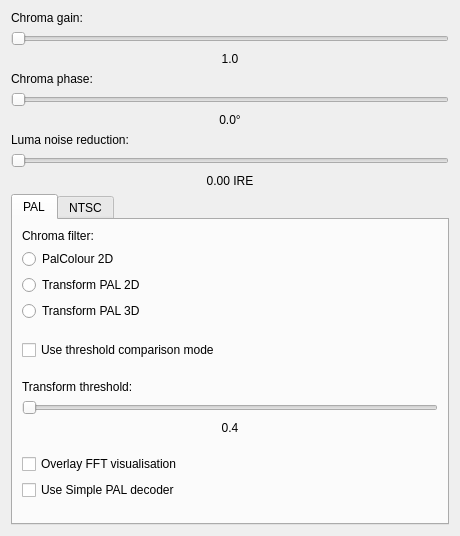
First picture: the form in tools/ld-analyse/chromadecoderconfigdialog.ui, repository happycube/ld-decode, before the edit.
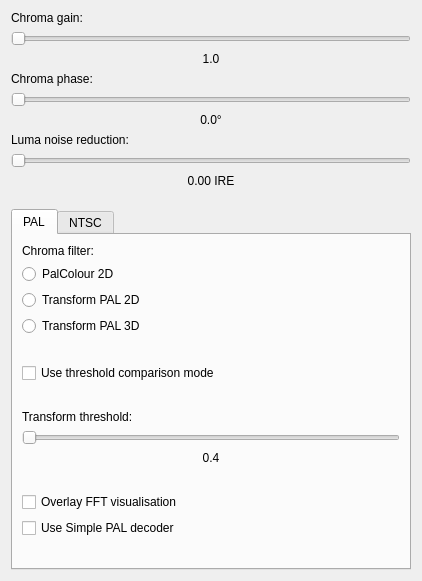
Second picture: the form after the edit. The open tabs and pages were chosen to show the change.

```diff
--- a/tools/ld-analyse/chromadecoderconfigdialog.ui
+++ b/tools/ld-analyse/chromadecoderconfigdialog.ui
@@ -7,13 +7,16 @@
     <x>0</x>
     <y>0</y>
     <width>460</width>
-    <height>514</height>
+    <height>637</height>
    </rect>
   </property>
   <property name="windowTitle">
    <string>Chroma Decoder Configuration</string>
   </property>
   <layout class="QVBoxLayout" name="outerVerticalLayout">
+   <property name="sizeConstraint">
+    <enum>QLayout::SetFixedSize</enum>
+   </property>
    <item>
     <widget class="QLabel" name="chromaGainLabel">
      <property name="text">
@@ -23,6 +26,18 @@
    </item>
    <item>
     <widget class="QSlider" name="chromaGainHorizontalSlider">
+     <property name="sizePolicy">
+      <sizepolicy hsizetype="MinimumExpanding" vsizetype="Fixed">
+       <horstretch>0</horstretch>
+       <verstretch>0</verstretch>
+      </sizepolicy>
+     </property>
+     <property name="minimumSize">
+      <size>
+       <width>400</width>
+       <height>0</height>
+      </size>
+     </property>
      <property name="maximum">
       <number>200</number>
      </property>
@@ -92,6 +107,19 @@
      </property>
     </widget>
    </item>
+   <item>
+    <spacer name="verticalSpacer_1">
+     <property name="orientation">
+      <enum>Qt::Vertical</enum>
+     </property>
+     <property name="sizeHint" stdset="0">
+      <size>
+       <width>20</width>
+       <height>15</height>
+      </size>
+     </property>
+    </spacer>
+   </item>
    <item>
     <widget class="QTabWidget" name="standardTabs">
      <property name="currentIndex">
@@ -147,7 +175,7 @@
          <property name="sizeHint" stdset="0">
           <size>
            <width>20</width>
-           <height>40</height>
+           <height>15</height>
           </size>
          </property>
         </spacer>
@@ -167,7 +195,7 @@
          <property name="sizeHint" stdset="0">
           <size>
            <width>20</width>
-           <height>40</height>
+           <height>15</height>
           </size>
          </property>
         </spacer>
@@ -207,7 +235,7 @@
          <property name="sizeHint" stdset="0">
           <size>
            <width>20</width>
-           <height>40</height>
+           <height>15</height>
           </size>
          </property>
         </spacer>
@@ -234,7 +262,7 @@
          <property name="sizeHint" stdset="0">
           <size>
            <width>20</width>
-           <height>40</height>
+           <height>0</height>
           </size>
          </property>
         </spacer>
@@ -291,7 +319,7 @@
          <property name="sizeHint" stdset="0">
           <size>
            <width>20</width>
-           <height>40</height>
+           <height>15</height>
           </size>
          </property>
         </spacer>
@@ -339,7 +367,7 @@
          <property name="sizeHint" stdset="0">
           <size>
            <width>20</width>
-           <height>40</height>
+           <height>15</height>
           </size>
          </property>
         </spacer>
@@ -376,7 +404,7 @@
          <property name="sizeHint" stdset="0">
           <size>
            <width>20</width>
-           <height>40</height>
+           <height>0</height>
           </size>
          </property>
         </spacer>
@@ -385,19 +413,6 @@
      </widget>
     </widget>
    </item>
-   <item>
-    <spacer name="verticalSpacer_1">
-     <property name="orientation">
-      <enum>Qt::Vertical</enum>
-     </property>
-     <property name="sizeHint" stdset="0">
-      <size>
-       <width>20</width>
-       <height>40</height>
-      </size>
-     </property>
-    </spacer>
-   </item>
   </layout>
  </widget>
  <resources/>
```
Left out of the diff: 2 changed lines with no effect on the pictures.
